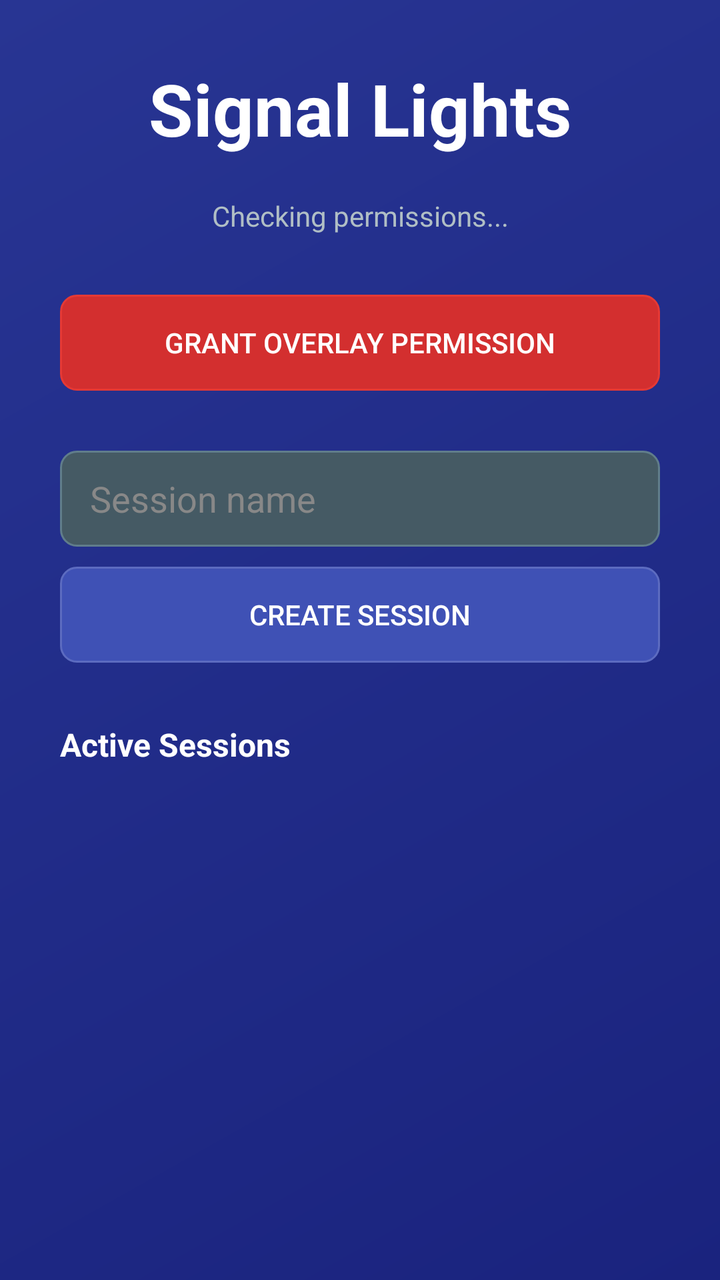
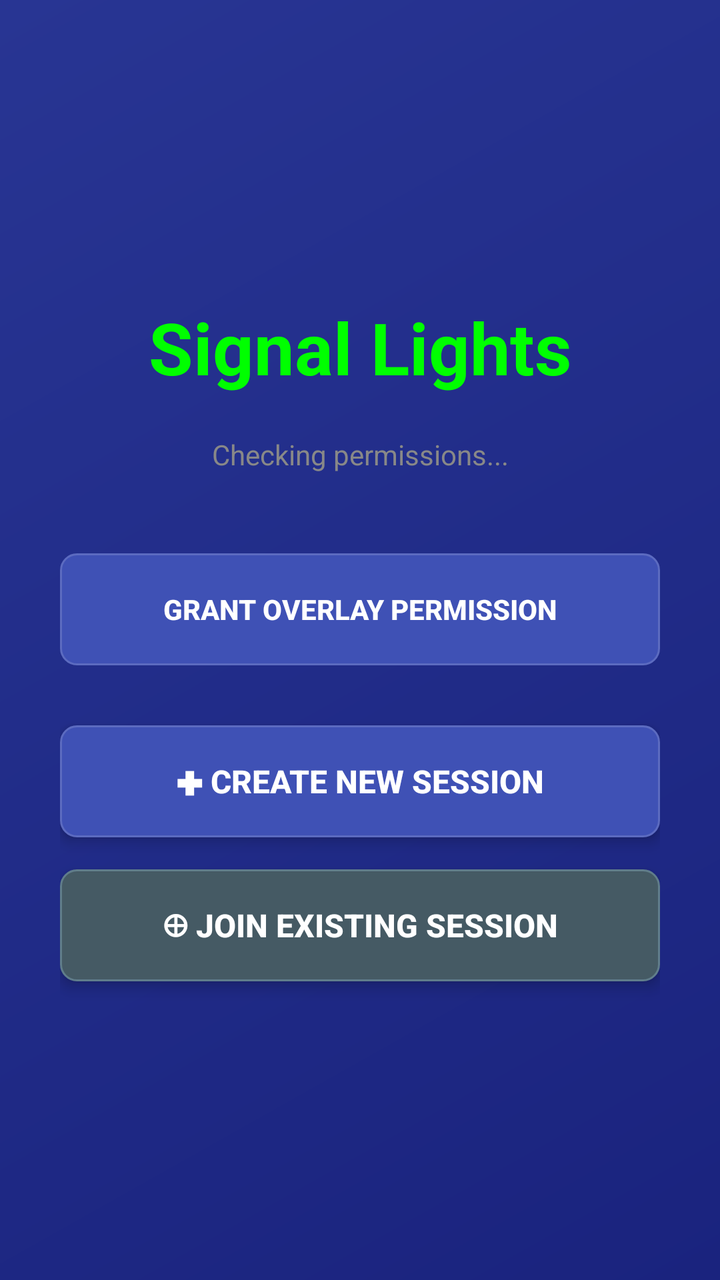

Two renders of the same Android screen: before a commit and after it. Below are the layout's source before the change and the commit's diff.
<!-- AndroidManifest.xml: activity theme Theme.SignalLights -->
<!-- res/layout/activity_main.xml -->
<?xml version="1.0" encoding="utf-8"?>
<ScrollView xmlns:android="http://schemas.android.com/apk/res/android"
    android:layout_width="match_parent"
    android:layout_height="match_parent"
    android:background="@drawable/gradient_background">

    <LinearLayout
        android:layout_width="match_parent"
        android:layout_height="wrap_content"
        android:orientation="vertical"
        android:gravity="center"
        android:padding="30dp">

        <TextView
            android:layout_width="wrap_content"
            android:layout_height="wrap_content"
            android:text="Signal Lights"
            android:textSize="36sp"
            android:textStyle="bold"
            android:textColor="#ffffff"
            android:layout_marginBottom="20dp" />

        <TextView
            android:id="@+id/statusText"
            android:layout_width="match_parent"
            android:layout_height="wrap_content"
            android:text="Checking permissions..."
            android:textSize="14sp"
            android:textColor="#b0bec5"
            android:layout_marginBottom="30dp"
            android:gravity="center" />

        <Button
            android:id="@+id/checkPermButton"
            android:layout_width="match_parent"
            android:layout_height="48dp"
            android:text="Grant Overlay Permission"
            android:textSize="14sp"
            android:background="@drawable/button_permission"
            android:textColor="#ffffff"
            android:layout_marginBottom="30dp"
            android:stateListAnimator="@null" />

        <EditText
            android:id="@+id/sessionNameInput"
            android:layout_width="match_parent"
            android:layout_height="48dp"
            android:hint="Session name"
            android:textColorHint="#888888"
            android:textColor="#ffffff"
            android:background="@drawable/button_secondary"
            android:paddingStart="15dp"
            android:paddingEnd="15dp"
            android:layout_marginBottom="10dp" />

        <Button
            android:id="@+id/createBtn"
            android:layout_width="match_parent"
            android:layout_height="48dp"
            android:text="Create Session"
            android:textSize="14sp"
            android:background="@drawable/button_primary"
            android:textColor="#ffffff"
            android:layout_marginBottom="30dp"
            android:stateListAnimator="@null" />

        <TextView
            android:layout_width="match_parent"
            android:layout_height="wrap_content"
            android:text="Active Sessions"
            android:textSize="16sp"
            android:textStyle="bold"
            android:textColor="#ffffff"
            android:layout_marginBottom="15dp" />

        <LinearLayout
            android:id="@+id/sessionList"
            android:layout_width="match_parent"
            android:layout_height="wrap_content"
            android:orientation="vertical" />

    </LinearLayout>

</ScrollView>
<!-- resources referenced by this layout -->
<resources>
  <!-- drawable button_permission (drawable) -->
  <?xml version="1.0" encoding="utf-8"?>
  <shape xmlns:android="http://schemas.android.com/apk/res/android"
      android:shape="rectangle">
      <solid android:color="#d32f2f" />
      <corners android:radius="8dp" />
      <stroke android:color="#e53935" android:width="1dp" />
  </shape>
  <!-- drawable button_primary (drawable) -->
  <?xml version="1.0" encoding="utf-8"?>
  <shape xmlns:android="http://schemas.android.com/apk/res/android"
      android:shape="rectangle">
      <solid android:color="#3f51b5" />
      <corners android:radius="8dp" />
      <stroke android:color="#5c6bc0" android:width="1dp" />
  </shape>
  <!-- drawable button_secondary (drawable) -->
  <?xml version="1.0" encoding="utf-8"?>
  <shape xmlns:android="http://schemas.android.com/apk/res/android"
      android:shape="rectangle">
      <solid android:color="#455a64" />
      <corners android:radius="8dp" />
      <stroke android:color="#607d8b" android:width="1dp" />
  </shape>
  <!-- drawable gradient_background (drawable) -->
  <?xml version="1.0" encoding="utf-8"?>
  <shape xmlns:android="http://schemas.android.com/apk/res/android">
      <gradient
          android:type="linear"
          android:angle="135"
          android:startColor="#1a237e"
          android:endColor="#283593" />
  </shape>
  <style name="Theme.SignalLights" parent="Theme.AppCompat.Light.NoActionBar">
          <item name="colorPrimary">@color/primary</item>
          <item name="colorPrimaryDark">@color/primary_dark</item>
          <item name="colorAccent">@color/accent</item>
      </style>
  <color name="primary">#FF6200EE</color>
  <color name="primary_dark">#FF3700B3</color>
  <color name="accent">#FF03DAC5</color>
</resources>

<!-- the commit's change to res/layout/activity_main.xml (unified diff, before → after) -->
@@ -1,84 +1,66 @@
 <?xml version="1.0" encoding="utf-8"?>
-<ScrollView xmlns:android="http://schemas.android.com/apk/res/android"
+<LinearLayout xmlns:android="http://schemas.android.com/apk/res/android"
     android:layout_width="match_parent"
     android:layout_height="match_parent"
+    android:orientation="vertical"
+    android:gravity="center"
+    android:padding="30dp"
     android:background="@drawable/gradient_background">
 
-    <LinearLayout
+    <TextView
+        android:layout_width="wrap_content"
+        android:layout_height="wrap_content"
+        android:text="Signal Lights"
+        android:textSize="36sp"
+        android:textStyle="bold"
+        android:textColor="#00ff00"
+        android:layout_marginBottom="20dp" />
+
+    <TextView
+        android:id="@+id/statusText"
         android:layout_width="match_parent"
         android:layout_height="wrap_content"
-        android:orientation="vertical"
-        android:gravity="center"
-        android:padding="30dp">
+        android:text="Checking permissions..."
+        android:textSize="14sp"
+        android:textColor="#888888"
+        android:layout_marginBottom="40dp"
+        android:gravity="center" />
 
-        <TextView
-            android:layout_width="wrap_content"
-            android:layout_height="wrap_content"
-            android:text="Signal Lights"
-            android:textSize="36sp"
-            android:textStyle="bold"
-            android:textColor="#ffffff"
-            android:layout_marginBottom="20dp" />
+    <Button
+        android:id="@+id/checkPermButton"
+        android:layout_width="match_parent"
+        android:layout_height="56dp"
+        android:text="Grant Overlay Permission"
+        android:textSize="14sp"
+        android:textStyle="bold"
+        android:background="@drawable/button_primary"
+        android:textColor="#ffffff"
+        android:layout_marginBottom="30dp"
+        android:stateListAnimator="@null" />
 
-        <TextView
-            android:id="@+id/statusText"
-            android:layout_width="match_parent"
-            android:layout_height="wrap_content"
-            android:text="Checking permissions..."
-            android:textSize="14sp"
-            android:textColor="#b0bec5"
-            android:layout_marginBottom="30dp"
-            android:gravity="center" />
+    <Button
+        android:id="@+id/createSessionBtn"
+        android:layout_width="match_parent"
+        android:layout_height="56dp"
+        android:text="✚ Create New Session"
+        android:textSize="16sp"
+        android:textStyle="bold"
+        android:background="@drawable/button_primary"
+        android:textColor="#ffffff"
+        android:layout_marginBottom="16dp"
+        android:stateListAnimator="@null"
+        android:elevation="4dp" />
 
-        <Button
-            android:id="@+id/checkPermButton"
-            android:layout_width="match_parent"
-            android:layout_height="48dp"
-            android:text="Grant Overlay Permission"
-            android:textSize="14sp"
-            android:background="@drawable/button_permission"
-            android:textColor="#ffffff"
-            android:layout_marginBottom="30dp"
-            android:stateListAnimator="@null" />
+    <Button
+        android:id="@+id/joinSessionBtn"
+        android:layout_width="match_parent"
+        android:layout_height="56dp"
+        android:text="⊕ Join Existing Session"
+        android:textSize="16sp"
+        android:textStyle="bold"
+        android:background="@drawable/button_secondary"
+        android:textColor="#ffffff"
+        android:stateListAnimator="@null"
+        android:elevation="4dp" />
 
-        <EditText
-            android:id="@+id/sessionNameInput"
-            android:layout_width="match_parent"
-            android:layout_height="48dp"
-            android:hint="Session name"
-            android:textColorHint="#888888"
-            android:textColor="#ffffff"
-            android:background="@drawable/button_secondary"
-            android:paddingStart="15dp"
-            android:paddingEnd="15dp"
-            android:layout_marginBottom="10dp" />
-
-        <Button
-            android:id="@+id/createBtn"
-            android:layout_width="match_parent"
-            android:layout_height="48dp"
-            android:text="Create Session"
-            android:textSize="14sp"
-            android:background="@drawable/button_primary"
-            android:textColor="#ffffff"
-            android:layout_marginBottom="30dp"
-            android:stateListAnimator="@null" />
-
-        <TextView
-            android:layout_width="match_parent"
-            android:layout_height="wrap_content"
-            android:text="Active Sessions"
-            android:textSize="16sp"
-            android:textStyle="bold"
-            android:textColor="#ffffff"
-            android:layout_marginBottom="15dp" />
-
-        <LinearLayout
-            android:id="@+id/sessionList"
-            android:layout_width="match_parent"
-            android:layout_height="wrap_content"
-            android:orientation="vertical" />
-
-    </LinearLayout>
-
-</ScrollView>
+</LinearLayout>
<!-- resource entries referenced after the edit -->
@@ -1,13 +1,5 @@
 <!-- resources referenced by this layout -->
 <resources>
-  <!-- drawable button_permission (drawable) -->
-  <?xml version="1.0" encoding="utf-8"?>
-  <shape xmlns:android="http://schemas.android.com/apk/res/android"
-      android:shape="rectangle">
-      <solid android:color="#d32f2f" />
-      <corners android:radius="8dp" />
-      <stroke android:color="#e53935" android:width="1dp" />
-  </shape>
   <!-- drawable button_primary (drawable) -->
   <?xml version="1.0" encoding="utf-8"?>
   <shape xmlns:android="http://schemas.android.com/apk/res/android"
